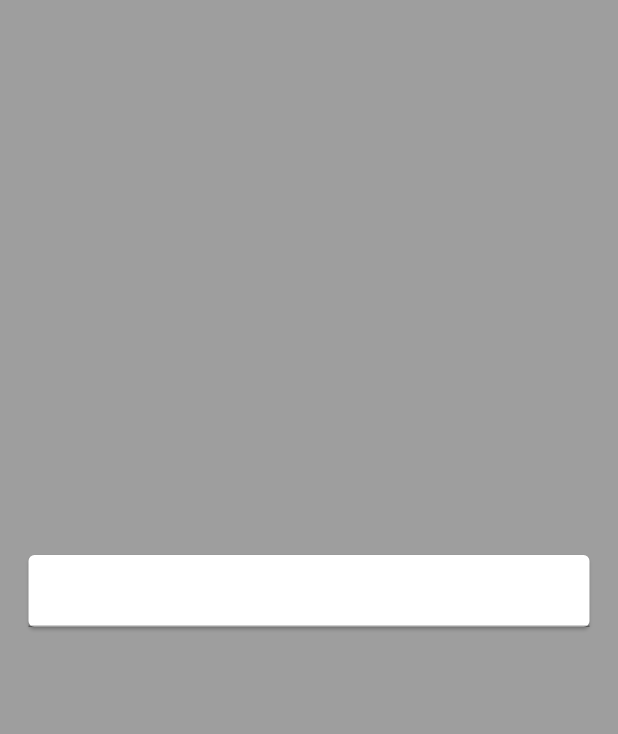
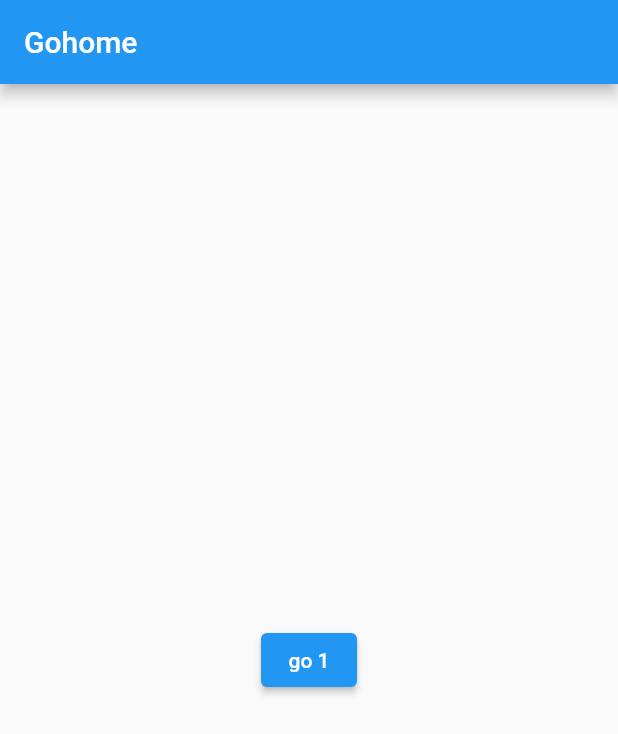
Before and after one commit to deeomuhammed/blocexamples, a Flutter app: the screen it shows after launch, on a phone screen of 412 x 824 dp. Shown: the top 734 px of the screen. Run offline on Flutter 3.47's test engine with Material 2 defaults, Android fonts, the phone set to English and light mode, and no system bars; our stand-ins replace bloc, equatable, flutter_bloc, go_router, url_strategy.

Commit message:
first commit

```diff
--- /dev/null
+++ b/lib/go_router/gohome.dart
@@ -0,0 +1,11 @@
+import 'package:flutter/material.dart';
+import 'package:go_router/go_router.dart';
+
+
+class Gohome extends StatelessWidget {
+  const Gohome({super.key});
+
+  @override
+  Widget build(BuildContext context) {
+    return Scaffold(appBar: AppBar(title: Text('Gohome'),),body: Center(child: ElevatedButton(onPressed: (){context.go('/page1/hellodeeo');}, child:Text( "go 1")),),);
+}}
--- /dev/null
+++ b/lib/go_router/router.dart
@@ -0,0 +1,21 @@
+import 'package:blocexamples/go_router/eerorgo.dart';
+import 'package:blocexamples/go_router/gohome.dart';
+import 'package:blocexamples/go_router/gopage1.dart';
+import 'package:blocexamples/go_router/gopage2.dart';
+import 'package:flutter/material.dart';
+import 'package:go_router/go_router.dart';
+
+GoRouter router =GoRouter(
+  errorBuilder: (context, state) => Erroego(),
+  routes:[
+
+GoRoute
+(path: "/",
+builder: (BuildContext context,GoRouterState state) => Gohome()
+,routes: [
+  GoRoute(path: "page1/:string",builder: (context, state) => Gopage1(string: state.params["string"]!,),),
+    GoRoute(path: "page2",builder: (context, state) => Gopage2(number:int.parse(state.extra.toString()) ),),
+]
+)
+
+]);
--- a/lib/main.dart
+++ b/lib/main.dart
@@ -5,14 +5,18 @@ import 'package:blocexamples/checkbox/bloc/checkbox_bloc.dart';
 import 'package:blocexamples/checkbox/checkbox.dart';
 import 'package:blocexamples/counter/logic/counter/counter_bloc.dart';
 import 'package:blocexamples/counter/screen/counter.dart';
+import 'package:blocexamples/go_router/gohome.dart';
+import 'package:blocexamples/go_router/router.dart';
 import 'package:blocexamples/switch/bloc/Switchdart.dart';
 import 'package:blocexamples/switch/bloc/switch_bloc.dart';
 import 'package:blocexamples/textfeild/bloc/textfeild_bloc.dart';
 import 'package:blocexamples/textfeild/textchange.dart';
 import 'package:flutter/material.dart';
 import 'package:flutter_bloc/flutter_bloc.dart';
+import 'package:url_strategy/url_strategy.dart';
 
 void main() {
+   setPathUrlStrategy();
   runApp(const MyApp());
 }
 
@@ -69,14 +73,12 @@ class MyApp extends StatelessWidget {
   @override
   Widget build(BuildContext context) {
     return BlocProvider(
-      create: (context) => TextfeildBloc(),
-      child: MaterialApp(
+      create: (context) => TextfeildBloc()..add(OnchnageEvent('hello')),
+      child: MaterialApp.router(
           debugShowCheckedModeBanner: false,
-          title: 'Flutter Demo',
-          theme: ThemeData(
-            primarySwatch: Colors.blue,
-          ),
-          home: Textchange()),
-    );
+      routerDelegate: router.routerDelegate,
+      routeInformationParser:router.routeInformationParser ,
+      routeInformationProvider: router.routeInformationProvider,
+     ) );
   }
 }
--- a/lib/textfeild/bloc/textfeild_bloc.dart
+++ b/lib/textfeild/bloc/textfeild_bloc.dart
@@ -5,11 +5,17 @@ import 'package:equatable/equatable.dart';
 part 'textfeild_event.dart';
 
 class TextfeildBloc extends Bloc<TextfeildEvent, TextfeildState> {
-  TextfeildBloc() : super(TextfeildState(stateText: '')) {
-    on<OnchnageEvent>((event, emit) {
+  TextfeildBloc() : super(TextfeildState(stateText: 'type something')) {
 
 
-     emit(state.copyWith(stateText: event.text));
+    on<OnchnageEvent>((event, emit) {
+    if( event.text.length>0){
+ emit(state.copyWith(stateText: event.text));
+    }
+else{
+   emit(state.copyWith(stateText:'type something'));
+}
+
     });
   }
 }
--- a/lib/textfeild/bloc/textfeild_state.dart
+++ b/lib/textfeild/bloc/textfeild_state.dart
@@ -3,7 +3,7 @@ import 'package:equatable/equatable.dart';
 
 class TextfeildState extends Equatable {
   final String stateText;
-    final String staText='';
+
   const TextfeildState({
     required this.stateText,
 
@@ -21,3 +21,12 @@ class TextfeildState extends Equatable {
     );
   }
 }
+
+
+// class  TextfeildInitial extends TextfeildState {
+//   TextfeildInitial({required super.stateText});
+
+
+
+
+//  }
--- a/pubspec.yaml
+++ b/pubspec.yaml
@@ -39,6 +39,8 @@ dependencies:
   flutter_bloc: ^8.1.1
   equatable: ^2.0.5
   http: ^0.13.5
+  go_router: ^5.2.3
+  url_strategy: ^0.2.0
 
 dev_dependencies:
   flutter_test:
```
Also changed, not shown: lib/go_router/eerorgo.dart (added, +12 -0 lines), lib/go_router/gopage1.dart (added, +15 -0 lines), lib/go_router/gopage2.dart (added, +15 -0 lines), lib/textfeild/textchange.dart (+6 -2 lines), pubspec.lock.
